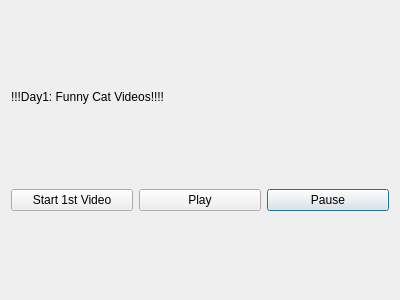
AlexandreBanks6/ChristmasCountdown_12day_v1, file ChristmasCountdown_v1/day1window.ui: the form before one commit.
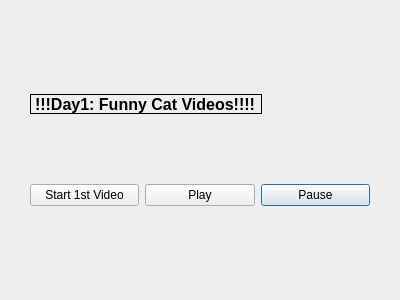
The form after the commit.

What changed in the file:
```diff
--- a/ChristmasCountdown_v1/day1window.ui
+++ b/ChristmasCountdown_v1/day1window.ui
@@ -14,6 +14,18 @@
    <string>Dialog</string>
   </property>
   <layout class="QGridLayout" name="gridLayout_2">
+   <property name="leftMargin">
+    <number>30</number>
+   </property>
+   <property name="topMargin">
+    <number>30</number>
+   </property>
+   <property name="rightMargin">
+    <number>30</number>
+   </property>
+   <property name="bottomMargin">
+    <number>30</number>
+   </property>
    <item row="1" column="0">
     <layout class="QGridLayout" name="gridLayout">
      <item row="0" column="0">
@@ -51,9 +63,30 @@
        <height>20</height>
       </size>
      </property>
+     <property name="font">
+      <font>
+       <pointsize>12</pointsize>
+       <bold>true</bold>
+      </font>
+     </property>
+     <property name="autoFillBackground">
+      <bool>false</bool>
+     </property>
+     <property name="frameShape">
+      <enum>QFrame::Box</enum>
+     </property>
+     <property name="frameShadow">
+      <enum>QFrame::Plain</enum>
+     </property>
+     <property name="lineWidth">
+      <number>1</number>
+     </property>
      <property name="text">
       <string>!!!Day1: Funny Cat Videos!!!!</string>
      </property>
+     <property name="wordWrap">
+      <bool>false</bool>
+     </property>
     </widget>
    </item>
   </layout>
```
